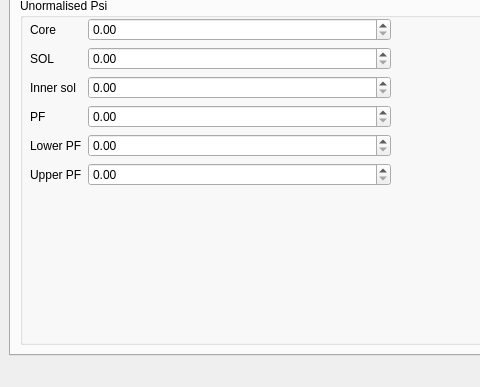
Above: hypnotoad/gui/hypnotoad_mainWindow.ui from boutproject/hypnotoad before the change; both pictures show x 0 to 480 and y 476 to 863 of the 1215 by 863 pixel window. Below: the same form after it.
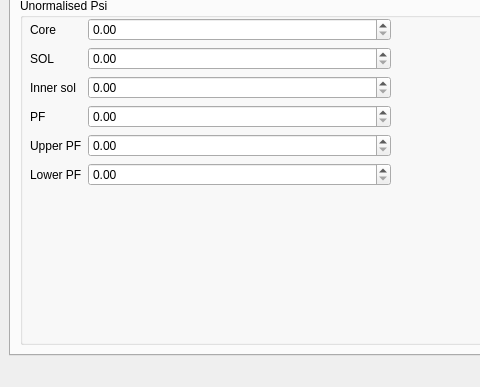
That is the form after the change. Icons and pictures are not drawn.

Commit message: GUI: Fix upper/lower pf labels

```diff
--- a/hypnotoad/gui/hypnotoad_mainWindow.ui
+++ b/hypnotoad/gui/hypnotoad_mainWindow.ui
@@ -211,7 +211,7 @@
               <item row="4" column="0">
                <widget class="QLabel" name="psi_pf_upperLabel">
                 <property name="text">
-                 <string>Lower PF</string>
+                 <string>Upper PF</string>
                 </property>
                </widget>
               </item>
@@ -221,7 +221,7 @@
               <item row="5" column="0">
                <widget class="QLabel" name="psi_pf_lowerLabel">
                 <property name="text">
-                 <string>Upper PF</string>
+                 <string>Lower PF</string>
                 </property>
                </widget>
               </item>
```
